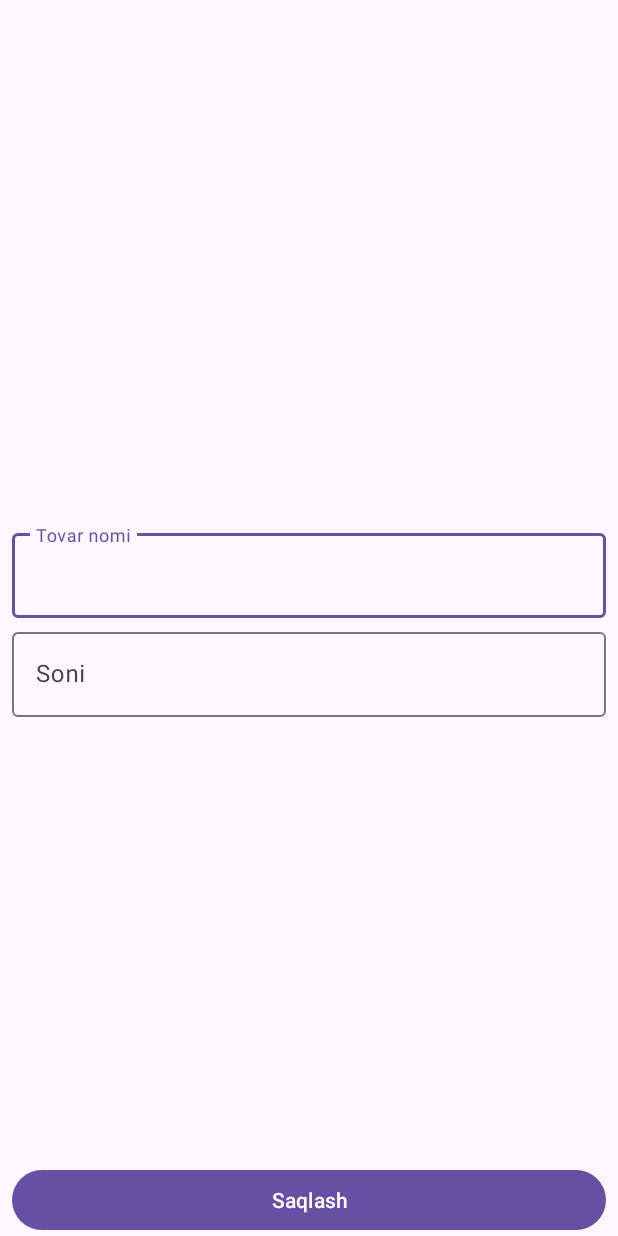
After one commit to YadgarovIslombek/D2Android100, an Android app: the ShopItemActivy screen opened directly, with no data from a screen before it, on a phone screen of 412 x 824 dp. The commit adds this screen. Run offline under Robolectric (Android 15) with nearby library versions, the phone set to English and light mode, and no system bars.

Commit message:
SecondScreen(Intent,LiveDAta,ViewModel)

```diff
--- a/app/src/main/AndroidManifest.xml
+++ b/app/src/main/AndroidManifest.xml
@@ -13,6 +13,9 @@
         android:theme="@style/Theme.D2Android100"
         tools:targetApi="31">
         <activity
+            android:name=".presentation.ShopItemActivy"
+            android:exported="false" />
+        <activity
             android:name=".presentation.MainActivity"
             android:exported="true">
             <intent-filter>
--- /dev/null
+++ b/app/src/main/java/com/example/d2android100/presentation/ShopItemActivy.kt
@@ -0,0 +1,18 @@
+package com.example.d2android100.presentation
+
+import androidx.appcompat.app.AppCompatActivity
+import android.os.Bundle
+import android.util.Log
+import com.example.d2android100.R
+
+class ShopItemActivy : AppCompatActivity() {
+    lateinit var viewModel: ShopItemViewModel
+    override fun onCreate(savedInstanceState: Bundle?) {
+        super.onCreate(savedInstanceState)
+        setContentView(R.layout.activity_shop_item_activy)
+        val status = intent.getStringExtra("STATUS")
+        Log.d("TAG", "onCreate: $status")
+
+    }
+
+}
--- /dev/null
+++ b/app/src/main/res/drawable/baseline_add_24.xml
@@ -0,0 +1,5 @@
+<vector android:height="24dp" android:tint="#000000"
+    android:viewportHeight="24" android:viewportWidth="24"
+    android:width="24dp" xmlns:android="http://schemas.android.com/apk/res/android">
+    <path android:fillColor="@android:color/white" android:pathData="M19,13h-6v6h-2v-6H5v-2h6V5h2v6h6v2z"/>
+</vector>
--- /dev/null
+++ b/app/src/main/res/layout/activity_shop_item_activy.xml
@@ -0,0 +1,58 @@
+<?xml version="1.0" encoding="utf-8"?>
+<androidx.constraintlayout.widget.ConstraintLayout xmlns:android="http://schemas.android.com/apk/res/android"
+    xmlns:app="http://schemas.android.com/apk/res-auto"
+    xmlns:tools="http://schemas.android.com/tools"
+    android:layout_width="match_parent"
+    android:layout_height="match_parent"
+    tools:context=".presentation.ShopItemActivy">
+
+    <com.google.android.material.textfield.TextInputLayout
+        android:id="@+id/name1"
+        android:layout_width="match_parent"
+        android:layout_height="wrap_content"
+        android:layout_marginStart="8dp"
+        android:layout_marginTop="4dp"
+        android:layout_marginEnd="8dp"
+        app:layout_constraintBottom_toTopOf="@id/count1"
+        app:layout_constraintEnd_toEndOf="parent"
+        app:layout_constraintStart_toStartOf="parent"
+        app:layout_constraintTop_toTopOf="parent"
+        app:layout_constraintVertical_chainStyle="packed">
+
+        <com.google.android.material.textfield.TextInputEditText
+            android:id="@+id/name"
+            android:layout_width="match_parent"
+            android:layout_height="wrap_content"
+            android:hint="Tovar nomi" />
+    </com.google.android.material.textfield.TextInputLayout>
+
+    <com.google.android.material.textfield.TextInputLayout
+        android:id="@+id/count1"
+        android:layout_width="match_parent"
+        android:layout_height="wrap_content"
+        android:layout_marginStart="8dp"
+        android:layout_marginTop="4dp"
+        android:layout_marginEnd="8dp"
+        app:layout_constraintBottom_toBottomOf="parent"
+        app:layout_constraintEnd_toEndOf="parent"
+        app:layout_constraintStart_toStartOf="parent"
+        app:layout_constraintTop_toBottomOf="@id/name1">
+
+        <com.google.android.material.textfield.TextInputEditText
+            android:id="@+id/count"
+            android:layout_width="match_parent"
+            android:layout_height="wrap_content"
+            android:hint="Soni" />
+    </com.google.android.material.textfield.TextInputLayout>
+    <Button
+        android:id="@+id/save"
+        android:layout_width="match_parent"
+        android:layout_height="0dp"
+        android:layout_marginStart="8dp"
+        android:layout_marginEnd="8dp"
+        android:text="Saqlash"
+        app:layout_constraintBottom_toBottomOf="parent"
+        app:layout_constraintEnd_toEndOf="parent"
+        app:layout_constraintStart_toStartOf="parent" />
+
+</androidx.constraintlayout.widget.ConstraintLayout>
```
Also changed, not shown: app/src/main/java/com/example/d2android100/presentation/MainActivity.kt (+9 -2 lines), app/src/main/java/com/example/d2android100/presentation/ShopItemViewModel.kt (added, +104 -0 lines), app/src/main/res/layout/activity_main.xml (+7 -0 lines).
